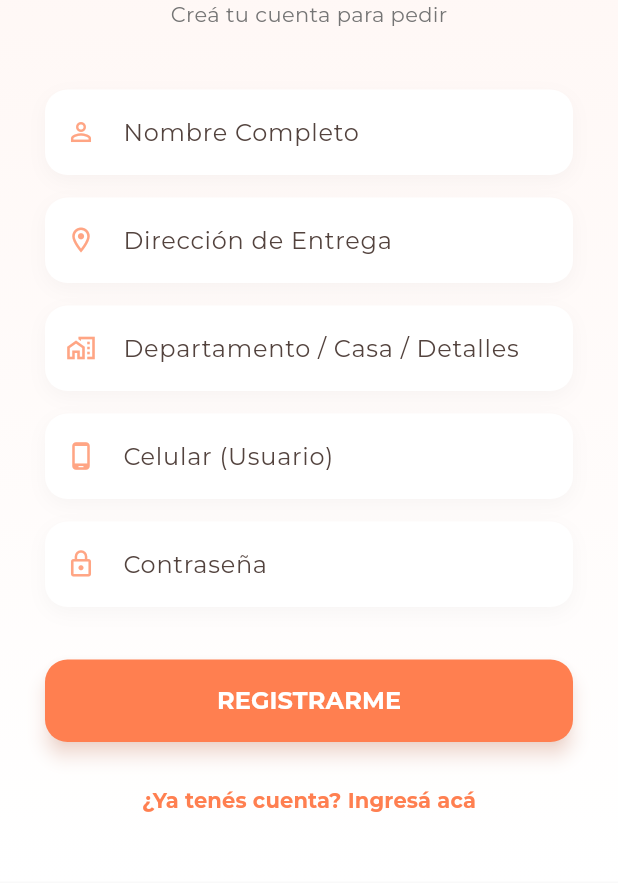
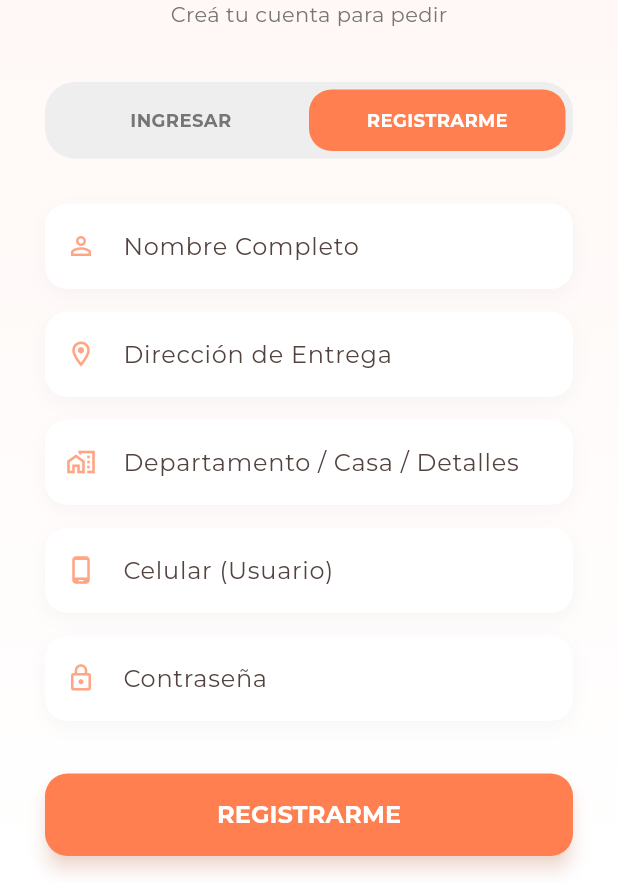
Before and after one commit to CARsoftAR/mi_pedido, a Flutter app: the screen it shows after launch, on a phone screen of 412 x 824 dp, the part 353-1236 px from its top. Run offline on Flutter 3.47's test engine with Material 3 defaults, Android fonts, the phone set to English and light mode, and no system bars; our stand-ins replace cloud_firestore, firebase_core, google_fonts, image_picker, shared_preferences; accounts and stored records are empty.

Commit message:
Sistema de Usuarios v2: Login/Registro Dual, persistencia robusta y recuperación de datos de sesión

```diff
--- a/lib/login_screen.dart
+++ b/lib/login_screen.dart
@@ -2,7 +2,6 @@ import 'package:flutter/material.dart';
 import 'package:cloud_firestore/cloud_firestore.dart';
 import 'package:google_fonts/google_fonts.dart';
 import 'package:shared_preferences/shared_preferences.dart';
-import 'client_carta_screen.dart';
 
 class LoginScreen extends StatefulWidget {
   const LoginScreen({super.key});
@@ -29,41 +28,49 @@ class _LoginScreenState extends State<LoginScreen> {
 
     setState(() => _isLoading = true);
     try {
+      String userPhone = _phoneController.text.trim();
+      String userName = _nameController.text.trim();
+      String userAddress = _addressController.text.trim();
+
       if (_isRegistering) {
         // Registro
-        final userDoc = await FirebaseFirestore.instance.collection('usuarios').doc(_phoneController.text.trim()).get();
+        final userDoc = await FirebaseFirestore.instance.collection('usuarios').doc(userPhone).get();
         if (userDoc.exists) {
-          _showError("Este número de celular ya está registrado.");
+          _showError("Este número ya tiene una cuenta. Por favor, iniciá sesión.");
           setState(() => _isLoading = false);
           return;
         }
 
-        await FirebaseFirestore.instance.collection('usuarios').doc(_phoneController.text.trim()).set({
-          'nombre': _nameController.text.trim(),
-          'direccion': _addressController.text.trim(),
+        await FirebaseFirestore.instance.collection('usuarios').doc(userPhone).set({
+          'nombre': userName,
+          'direccion': userAddress,
           'detalles_direccion': _detailsController.text.trim(),
-          'celular': _phoneController.text.trim(),
-          'password': _passController.text.trim(), // En una app real usaríamos Firebase Auth, pero seguimos el flujo pedido
+          'celular': userPhone,
+          'password': _passController.text.trim(),
           'createdAt': FieldValue.serverTimestamp(),
         });
       } else {
         // Login Simple
-        final userDoc = await FirebaseFirestore.instance.collection('usuarios').doc(_phoneController.text.trim()).get();
+        final userDoc = await FirebaseFirestore.instance.collection('usuarios').doc(userPhone).get();
         if (!userDoc.exists || userDoc.data()?['password'] != _passController.text.trim()) {
           _showError("Celular o contraseña incorrectos.");
           setState(() => _isLoading = false);
           return;
         }
+        // Recuperar datos para persistencia
+        userName = userDoc.data()?['nombre'] ?? '';
+        userAddress = userDoc.data()?['direccion'] ?? '';
       }
 
-      // Persistencia
+      // Persistencia Real
       final prefs = await SharedPreferences.getInstance();
       await prefs.setBool('isLoggedIn', true);
-      await prefs.setString('userPhone', _phoneController.text.trim());
-      await prefs.setString('userName', _nameController.text.trim());
+      await prefs.setString('userPhone', userPhone);
+      await prefs.setString('userName', userName);
+      await prefs.setString('userAddress', userAddress);
 
       if (mounted) {
-        Navigator.pushReplacement(context, MaterialPageRoute(builder: (_) => const ClientCartaScreen()));
+        Navigator.pushReplacementNamed(context, '/carta');
       }
     } catch (e) {
       _showError("Error: $e");
@@ -109,7 +116,44 @@ class _LoginScreenState extends State<LoginScreen> {
                   child: Text("Pizzería Gonzalo", style: GoogleFonts.montserrat(fontSize: 28, fontWeight: FontWeight.w900, color: const Color(0xFF2D2D2D))),
                 ),
                 Text(_isRegistering ? "Creá tu cuenta para pedir" : "¡Qué bueno verte de nuevo!", style: GoogleFonts.montserrat(fontSize: 14, color: Colors.grey[600])),
-                const SizedBox(height: 40),
+                const SizedBox(height: 35),
+
+                // Selector Dual
+                Container(
+                  padding: const EdgeInsets.all(5),
+                  decoration: BoxDecoration(color: Colors.grey[200], borderRadius: BorderRadius.circular(20)),
+                  child: Row(
+                    children: [
+                      Expanded(
+                        child: GestureDetector(
+                          onTap: () => setState(() => _isRegistering = false),
+                          child: Container(
+                            padding: const EdgeInsets.symmetric(vertical: 12),
+                            decoration: BoxDecoration(
+                              color: !_isRegistering ? const Color(0xFFFF7F50) : Colors.transparent,
+                              borderRadius: BorderRadius.circular(15),
+                            ),
+                            child: Center(child: Text("INGRESAR", style: GoogleFonts.montserrat(color: !_isRegistering ? Colors.white : Colors.grey[600], fontWeight: FontWeight.bold, fontSize: 12))),
+                          ),
+                        ),
+                      ),
+                      Expanded(
+                        child: GestureDetector(
+                          onTap: () => setState(() => _isRegistering = true),
+                          child: Container(
+                            padding: const EdgeInsets.symmetric(vertical: 12),
+                            decoration: BoxDecoration(
+                              color: _isRegistering ? const Color(0xFFFF7F50) : Colors.transparent,
+                              borderRadius: BorderRadius.circular(15),
+                            ),
+                            child: Center(child: Text("REGISTRARME", style: GoogleFonts.montserrat(color: _isRegistering ? Colors.white : Colors.grey[600], fontWeight: FontWeight.bold, fontSize: 12))),
+                          ),
+                        ),
+                      ),
+                    ],
+                  ),
+                ),
+                const SizedBox(height: 30),
 
                 if (_isRegistering) ...[
                   _buildInput("Nombre Completo", _nameController, Icons.person_outline),
@@ -134,10 +178,10 @@ class _LoginScreenState extends State<LoginScreen> {
                     ? const CircularProgressIndicator(color: Colors.white)
                     : Text(_isRegistering ? "REGISTRARME" : "INGRESAR", style: const TextStyle(fontWeight: FontWeight.bold, fontSize: 16)),
                 ),
-                const SizedBox(height: 15),
+                const SizedBox(height: 10),
                 TextButton(
-                  onPressed: () => setState(() => _isRegistering = !_isRegistering),
-                  child: Text(_isRegistering ? "¿Ya tenés cuenta? Ingresá acá" : "¿Sos nuevo? Creá tu cuenta", style: GoogleFonts.montserrat(color: const Color(0xFFFF7F50), fontWeight: FontWeight.bold)),
+                  onPressed: () => Navigator.pushNamed(context, '/admin'),
+                  child: Text("Acceso Administrativo", style: GoogleFonts.montserrat(color: Colors.grey, fontSize: 11)),
                 ),
               ],
             ),
```
